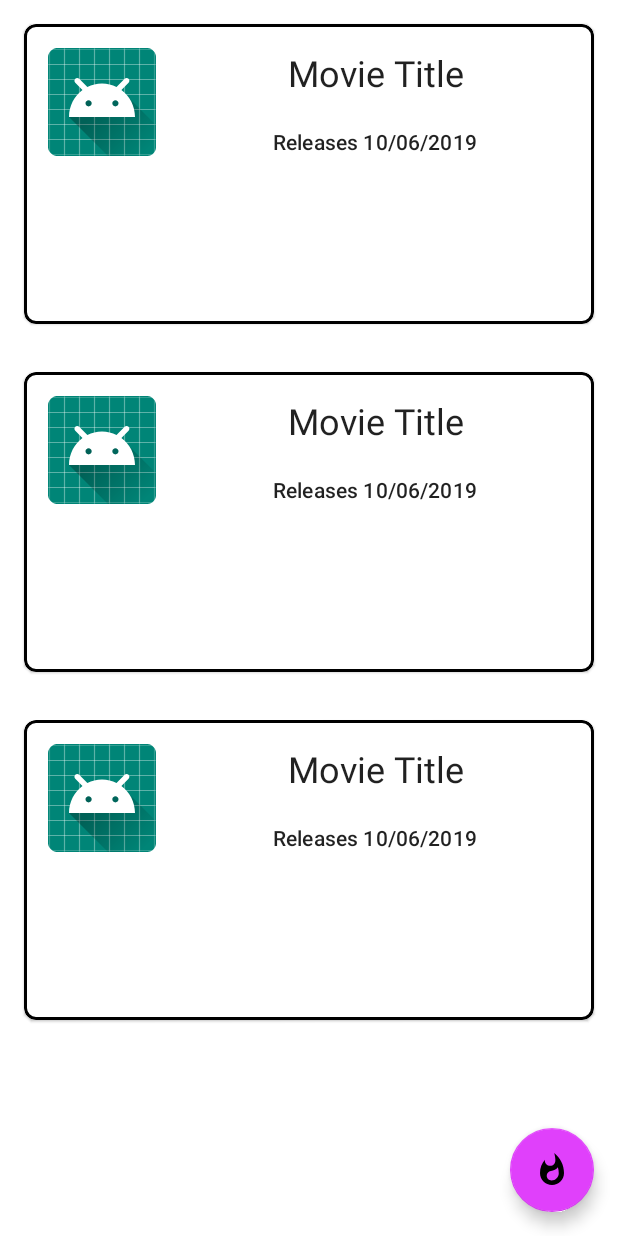
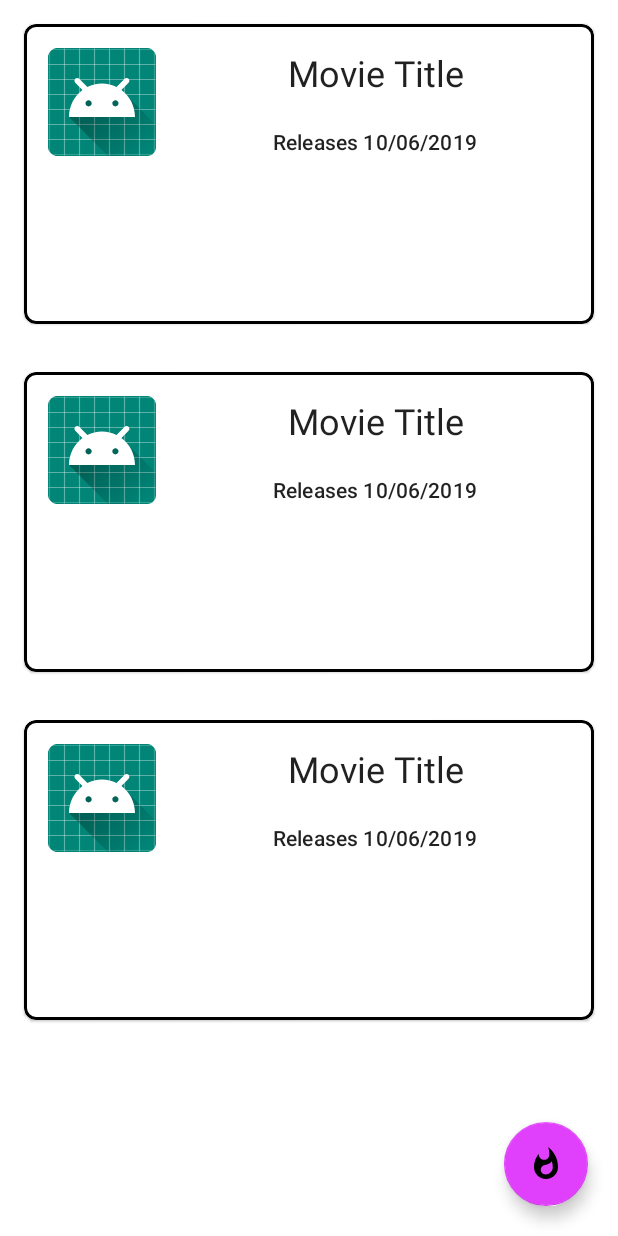
Before and after one commit to gabrielseibel1/KobeMovies, an Android app: the layout fragment_movie_list.xml on its own in the app's theme, with its tools: preview values and no code run, on a phone screen of 412 x 824 dp. Run offline under Robolectric (Android 15) with nearby library versions, the phone set to English and light mode, and no system bars.

Commit message:
Increase fab margin

```diff
--- a/app/src/main/res/layout/fragment_movie_list.xml
+++ b/app/src/main/res/layout/fragment_movie_list.xml
@@ -20,7 +20,7 @@
         android:id="@+id/fab"
         android:layout_width="wrap_content"
         android:layout_height="wrap_content"
-        android:layout_margin="@dimen/fab_margin"
+        android:layout_margin="20dp"
         android:src="@drawable/ic_whatshot_24dp"
         app:layout_anchor="@+id/list"
         app:layout_anchorGravity="bottom|right|end"/>
```
